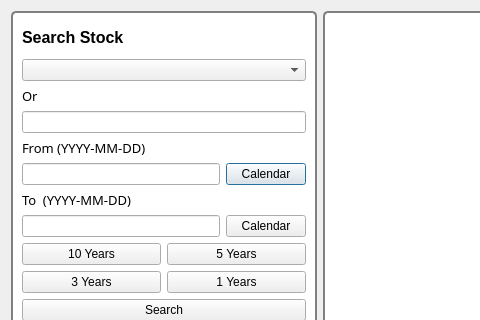
Before: the Qt Designer form PyQt/StockMarketPreduction/StockGUI.ui in wy7318/GUI, drawn with Qt 5; both pictures show x 0 to 480 and y 0 to 320 of the 1250 by 802 pixel window.
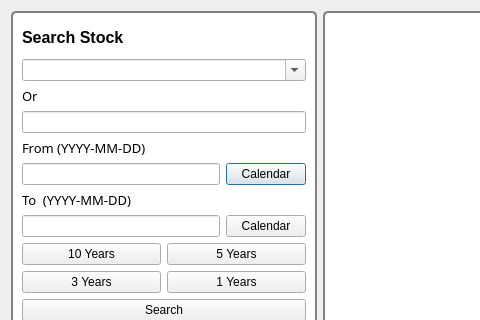
After: the same form once the commit is applied.

```diff
--- a/PyQt/StockMarketPreduction/StockGUI.ui
+++ b/PyQt/StockMarketPreduction/StockGUI.ui
@@ -58,7 +58,11 @@
             <item>
              <layout class="QVBoxLayout" name="verticalLayout_7">
               <item>
-               <widget class="QComboBox" name="comboBox_ticker"/>
+               <widget class="QComboBox" name="comboBox_ticker">
+                <property name="editable">
+                 <bool>true</bool>
+                </property>
+               </widget>
               </item>
               <item>
                <widget class="QLabel" name="label_35">
```
